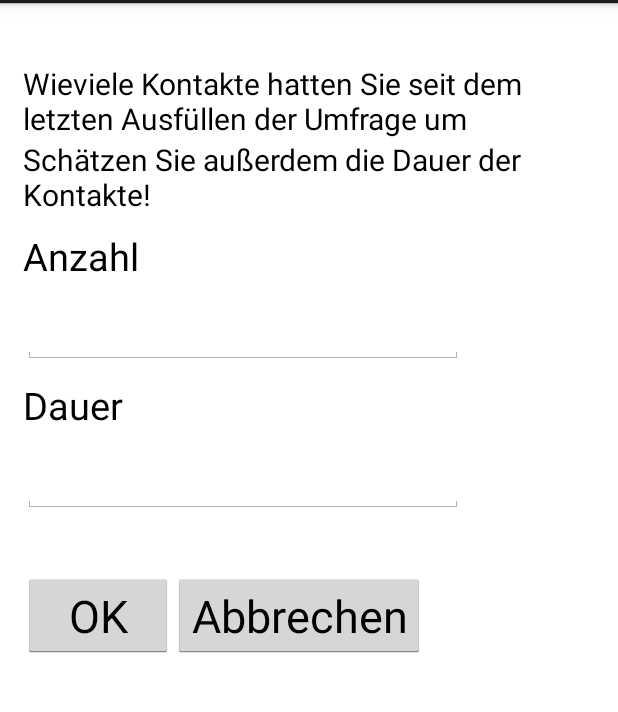
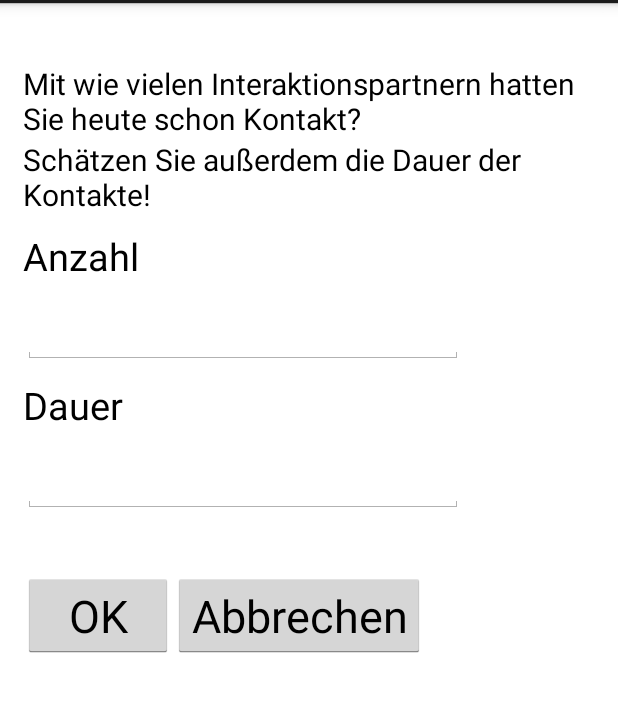
Before and after one commit to Nasto/SWE-App, an Android app: the layout poll_screen.xml on its own in the app's theme, with its tools: preview values and no code run, on a phone screen of 412 x 824 dp, the part 69-781 px from its top. Run offline under Robolectric (Android 15) with nearby library versions, the phone set to English and light mode, and no system bars.

Commit message:
updated ToDo & Time-management

```diff
--- a/src/main/java/yoloswagswag/swe_app/pollActivity.java
+++ b/src/main/java/yoloswagswag/swe_app/pollActivity.java
@@ -26,9 +26,9 @@ public class pollActivity extends Activity {
 
         if(lastTimeSett.contains("last")){
             pollText.setText(getString(R.id.pollText)+lastTimeSett.getString("last","XX:XX")+"Uhr?");
-        } else {
+        } /*else {
             pollText.setText(getString(R.string.pollFirstText));
-        }
+        }*/
     }
 
     public void okPoll(View view){
--- a/src/main/res/layout/poll_screen.xml
+++ b/src/main/res/layout/poll_screen.xml
@@ -12,7 +12,7 @@
             android:textAppearance="?android:attr/textAppearanceLarge"
             android:id="@+id/pollText"
             android:textSize="20dp"
-            android:text="@string/pollText"
+            android:text="@string/pollFirstText"
             android:layout_marginLeft="15dp"
             android:layout_marginTop="40dp"
             android:layout_marginRight="15dp"/>
```
Also changed, not shown: 5 other files.
